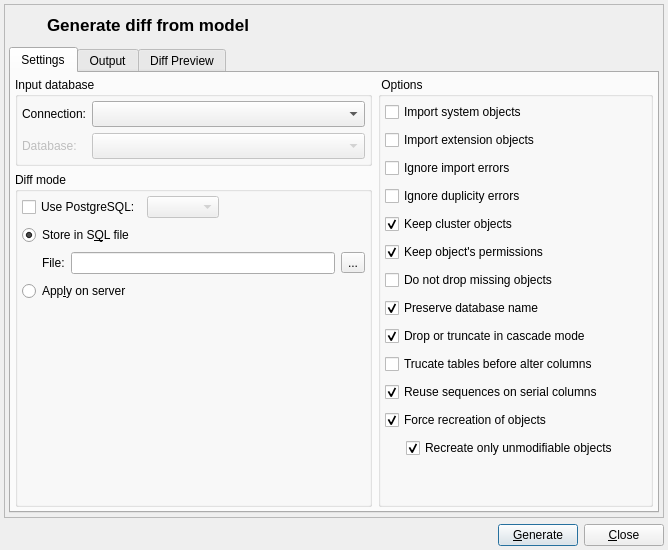
The window that libpgmodeler_ui/ui/modeldatabasediffform.ui (pgmodeler/pgmodeler) describes before a commit, drawn with Qt 5.
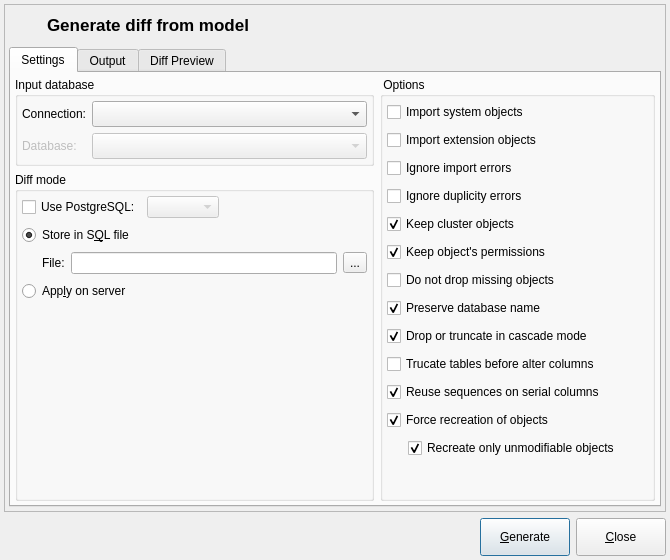
The same window after the commit. Icons and pictures are not drawn.

What changed in the file:
```diff
--- a/libpgmodeler_ui/ui/modeldatabasediffform.ui
+++ b/libpgmodeler_ui/ui/modeldatabasediffform.ui
@@ -9,8 +9,8 @@
    <rect>
     <x>0</x>
     <y>0</y>
-    <width>668</width>
-    <height>550</height>
+    <width>670</width>
+    <height>560</height>
    </rect>
   </property>
   <property name="sizePolicy">
@@ -21,8 +21,8 @@
   </property>
   <property name="minimumSize">
    <size>
-    <width>620</width>
-    <height>550</height>
+    <width>670</width>
+    <height>560</height>
    </size>
   </property>
   <property name="maximumSize">
@@ -1843,8 +1843,8 @@
        </property>
        <property name="minimumSize">
         <size>
-         <width>0</width>
-         <height>0</height>
+         <width>90</width>
+         <height>38</height>
         </size>
        </property>
        <property name="maximumSize">
@@ -1881,8 +1881,8 @@
        </property>
        <property name="minimumSize">
         <size>
-         <width>0</width>
-         <height>0</height>
+         <width>90</width>
+         <height>38</height>
         </size>
        </property>
        <property name="maximumSize">
```
